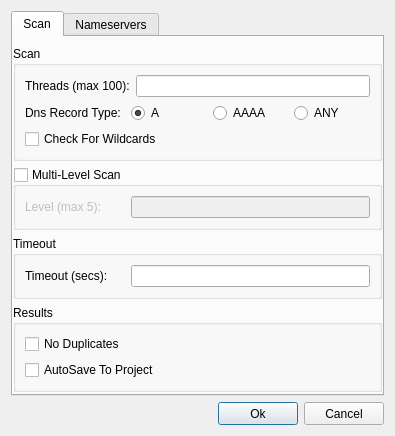
Qt form sub3suite/src/Dialogs/ActiveConfigDialog.ui (3nock/OTE) before a commit.
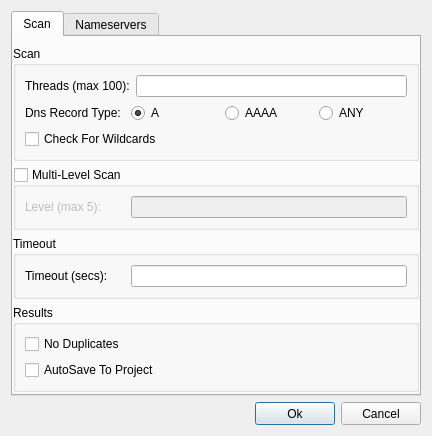
The same form after that commit. Icons and pictures are not drawn. Custom widgets are drawn as their Qt base class.

The edit to the form file:
```diff
--- a/sub3suite/src/Dialogs/ActiveConfigDialog.ui
+++ b/sub3suite/src/Dialogs/ActiveConfigDialog.ui
@@ -6,12 +6,12 @@
    <rect>
     <x>0</x>
     <y>0</y>
-    <width>395</width>
+    <width>432</width>
     <height>433</height>
    </rect>
   </property>
   <property name="sizePolicy">
-   <sizepolicy hsizetype="Preferred" vsizetype="Preferred">
+   <sizepolicy hsizetype="Expanding" vsizetype="Expanding">
     <horstretch>0</horstretch>
     <verstretch>0</verstretch>
    </sizepolicy>
```
